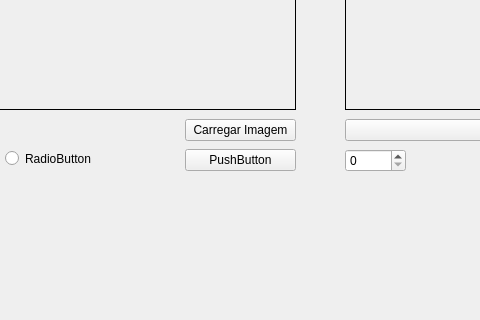
The window that mainwindow.ui (Salieriry/pdi-qt) describes before a commit, drawn with Qt 5; both pictures show x 245 to 725 and y 221 to 541 of the 1266 by 839 pixel window.
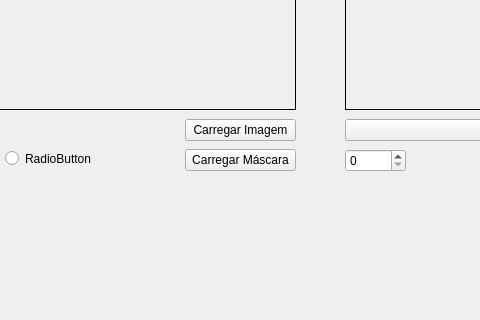
The same window after the commit.

Commit message: Adicionado método de clique pro botão de carregar a máscara

Diff of the .ui file:
```diff
--- a/mainwindow.ui
+++ b/mainwindow.ui
@@ -199,7 +199,7 @@
      </rect>
     </property>
     <property name="text">
-     <string>PushButton</string>
+     <string>Carregar Máscara</string>
     </property>
    </widget>
    <zorder>containerHistograma</zorder>
```
The commit also changes 2 other files.
